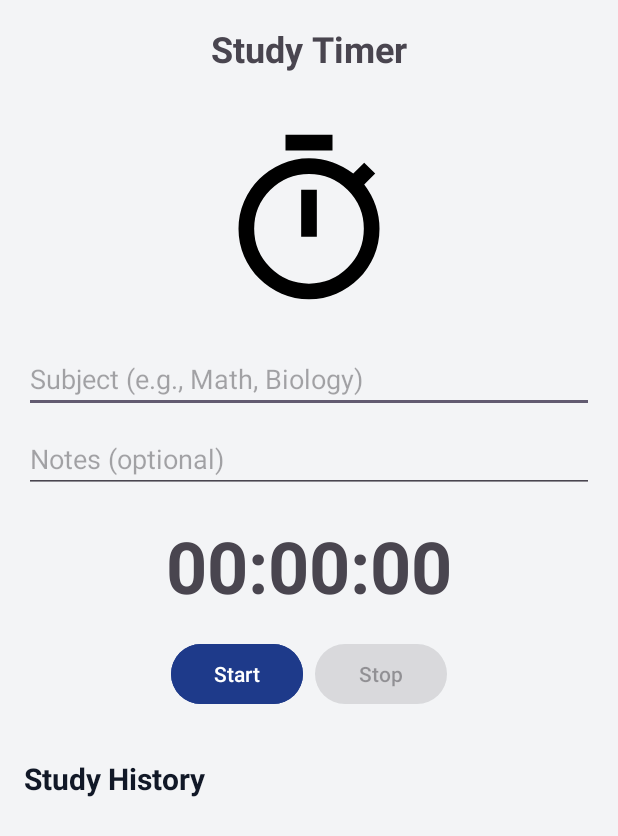
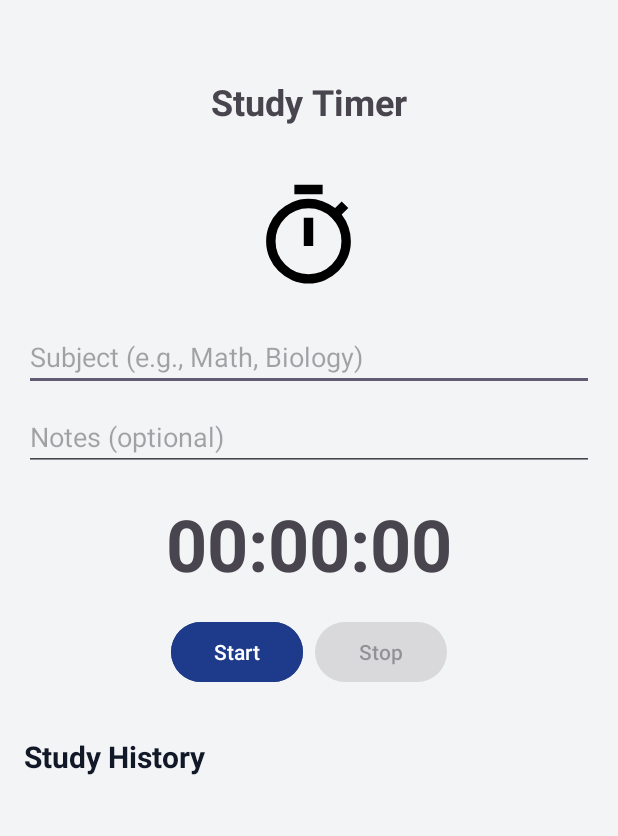
Before and after one commit to raidenabe/COMP-2160-App-Project, an Android app: the fragment StudyFragment shown on its own in the app's theme, on a phone screen of 412 x 824 dp. Shown: the top 836 px of the screen. Run offline under Robolectric (Android 15) with nearby library versions, the phone set to English and light mode, and no system bars.

Commit message:
New changes idk!!!!!

```diff
--- a/app/src/main/res/layout/fragment_home.xml
+++ b/app/src/main/res/layout/fragment_home.xml
@@ -106,11 +106,14 @@
             android:id="@+id/playMusicButton"
             android:layout_width="wrap_content"
             android:layout_height="wrap_content"
+            android:background="@color/musicBtn"
             android:src="@drawable/ic_music_play"
-            android:layout_gravity="end"/>
+            android:layout_gravity="end"
+            android:layout_marginHorizontal="5dp"/>
         <ImageButton
             android:id="@+id/stopMusicButton"
             android:layout_width="wrap_content"
+            android:background="@color/musicBtn"
             android:layout_height="wrap_content"
             android:src="@drawable/ic_music_stop"
             android:layout_gravity="end"/>
--- a/app/src/main/res/layout/fragment_study.xml
+++ b/app/src/main/res/layout/fragment_study.xml
@@ -1,6 +1,7 @@
 <?xml version="1.0" encoding="utf-8"?>
 <FrameLayout xmlns:android="http://schemas.android.com/apk/res/android"
     xmlns:tools="http://schemas.android.com/tools"
+    xmlns:app="http://schemas.android.com/apk/res-auto"
     android:layout_width="match_parent"
     android:layout_height="match_parent"
     tools:context=".StudyFragment"
@@ -8,6 +9,7 @@
     android:paddingBottom="110dp">
 
     <LinearLayout
+        android:layout_marginTop="35dp"
         android:layout_width="match_parent"
         android:layout_height="wrap_content"
         android:orientation="vertical">
@@ -28,9 +30,10 @@
                 android:layout_marginBottom="16dp"/>
 
             <ImageView
-                android:layout_width="125dp"
-                android:layout_height="125dp"
+                android:layout_width="75dp"
+                android:layout_height="75dp"
                 android:layout_margin="20dp"
+                app:tint="@color/addColor"
                 android:src="@drawable/ic_study_timer"/>
 
             <EditText
--- a/app/src/main/res/layout/item_study_session.xml
+++ b/app/src/main/res/layout/item_study_session.xml
@@ -1,7 +1,6 @@
 <?xml version="1.0" encoding="utf-8"?>
 <LinearLayout xmlns:android="http://schemas.android.com/apk/res/android"
     xmlns:tools="http://schemas.android.com/tools"
-    android:padding="12dp"
     android:layout_width="match_parent"
     android:layout_height="wrap_content"
     android:orientation="horizontal"
--- a/app/src/main/res/values-night/themes.xml
+++ b/app/src/main/res/values-night/themes.xml
@@ -13,5 +13,6 @@
         <color name="primaryicons">#FFFFFF</color>
         <color name="cardBackground">#1E293B</color>
         <color name="addColor">#FFFFFF</color>
+    <color name="musicBtn">@null</color>
 
 </resources>
--- a/app/src/main/res/values/colors.xml
+++ b/app/src/main/res/values/colors.xml
@@ -13,4 +13,5 @@
     <color name="primaryicons">#1E3A8A</color>
     <color name="cardBackground">#FFFFFF</color>
     <color name="addColor">#000000</color>
+    <color name="musicBtn">#3B82F6</color>
 </resources>
```
Also changed, not shown: app/src/main/res/layout/fragment_sleep_tracker.xml (+5 -2 lines), app/src/main/res/layout/fragment_tasks.xml (+5 -2 lines).
